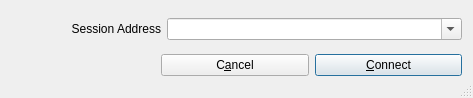
Before: the Qt Designer form src/basicconnectdlgbase.ui in koord-live/koord-jamulus, drawn with Qt 5.
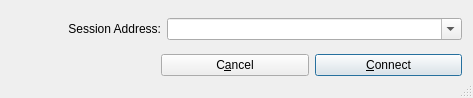
After: the same form once the commit is applied. Icons and pictures are not drawn.

What changed in the file:
```diff
--- a/src/basicconnectdlgbase.ui
+++ b/src/basicconnectdlgbase.ui
@@ -35,7 +35,7 @@
         </size>
        </property>
        <property name="text">
-        <string>Session Address</string>
+        <string>Session Address:</string>
        </property>
        <property name="alignment">
         <set>Qt::AlignRight|Qt::AlignTrailing|Qt::AlignVCenter</set>
```
